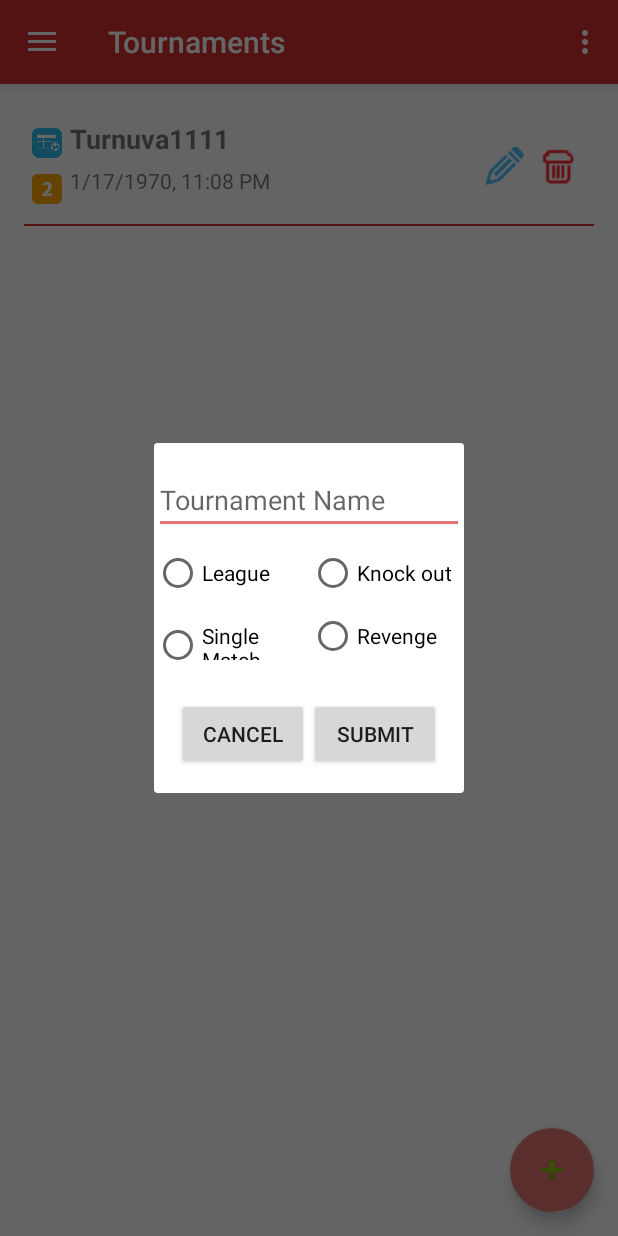
After one commit to kaloglu/TournamentsApp, an Android app: the fragment TournamentEdit placed in its activity, on a phone screen of 412 x 824 dp. The commit adds this screen. Run offline under Robolectric (Android 15) with nearby library versions, the phone set to English and light mode, and no system bars.

Commit message:
[DialogFragments] Implemented base dialog fragment as known BaseEdit. Fixed some typo.

```diff
--- a/app/src/main/java/com/kaloglu/tournaments/fragments/BaseFragment.java
+++ b/app/src/main/java/com/kaloglu/tournaments/fragments/BaseFragment.java
@@ -17,12 +17,13 @@ import com.kaloglu.tournaments.R;
  */
 public abstract class BaseFragment extends Fragment {
     private Context context;
-    private int resourceID;
+    private int layoutResourceID;
     private View rootView;
-    private boolean showFlyerButton=false;
+    private boolean showFlierButton = false;
     protected long tournamentId;
+    public FloatingActionButton flierButton;
 
-    protected abstract int setResourceID();
+    protected abstract int setLayoutResourceID();
 
     protected abstract void initializeScreen();
 
@@ -40,20 +41,25 @@ public abstract class BaseFragment extends Fragment {
 
     @Override
     public void onCreate(@Nullable Bundle savedInstanceState) {
-        resourceID = setResourceID();
+        layoutResourceID = setLayoutResourceID();
 
-         FloatingActionButton flyerButton = (FloatingActionButton) getActivity().findViewById(R.id.fab);
-        if (showFlyerButton)
-            flyerButton.setVisibility(View.VISIBLE);
-        else
-            flyerButton.setVisibility(View.GONE);
+        initFlyerButton();
 
         super.onCreate(savedInstanceState);
     }
 
+    public void initFlyerButton() {
+        flierButton = (FloatingActionButton) getActivity().findViewById(R.id.fab);
+        if (showFlierButton)
+            flierButton.setVisibility(View.VISIBLE);
+        else
+            flierButton.setVisibility(View.GONE);
+
+    }
+
     @Override
     public final View onCreateView(LayoutInflater inflater, ViewGroup container, Bundle savedInstanceState) {
-        View rootView = inflater.inflate(resourceID, container, false);
+        View rootView = inflater.inflate(layoutResourceID, container, false);
         context = rootView.getContext();
         this.rootView = rootView;
         onFragmentCreateView();
@@ -84,8 +90,8 @@ public abstract class BaseFragment extends Fragment {
         return rootView;
     }
 
-    public void setShowFlyerButton(boolean showFlyerButton) {
-        this.showFlyerButton = showFlyerButton;
+    public void setShowFlierButton(boolean showFlierButton) {
+        this.showFlierButton = showFlierButton;
     }
 
     public void setTournamentId(long tournamentId) {
@@ -95,4 +101,9 @@ public abstract class BaseFragment extends Fragment {
     public long getTournamentId() {
         return tournamentId;
     }
+
+    @Override
+    public Context getContext() {
+        return context;
+    }
 }
--- a/app/src/main/java/com/kaloglu/tournaments/fragments/CardsFragment.java
+++ b/app/src/main/java/com/kaloglu/tournaments/fragments/CardsFragment.java
@@ -22,12 +22,12 @@
 //    private Cards cards;
 //
 //    public CardsFragment() {
-//        super.setShowFlyerButton(true);
+//        super.setShowFlierButton(true);
 //
 //    }
 //
 //    @Override
-//    protected int setResourceID() {
+//    protected int setLayoutResourceID() {
 //        return R.layout.fragment_cards;
 //    }
 //
--- a/app/src/main/java/com/kaloglu/tournaments/fragments/PlayersFragment.java
+++ b/app/src/main/java/com/kaloglu/tournaments/fragments/PlayersFragment.java
@@ -12,7 +12,6 @@ import com.kaloglu.tournaments.R;
 import com.kaloglu.tournaments.adapters.PlayersAdapter;
 import com.kaloglu.tournaments.databases.tables.Players;
 import com.kaloglu.tournaments.models.PlayerModel;
-import com.kaloglu.tournaments.models.TournamentModel;
 
 import java.util.ArrayList;
 
@@ -24,11 +23,11 @@ public class PlayersFragment extends BaseFragment {
     private Players players;
 
     public PlayersFragment() {
-        super.setShowFlyerButton(true);
+        super.setShowFlierButton(true);
     }
 
     @Override
-    protected int setResourceID() {
+    protected int setLayoutResourceID() {
         return R.layout.fragment_players;
     }
 
--- a/app/src/main/java/com/kaloglu/tournaments/fragments/StatsFragment.java
+++ b/app/src/main/java/com/kaloglu/tournaments/fragments/StatsFragment.java
@@ -23,11 +23,11 @@
 //    private Stats stats;
 //
 //    public StatsFragment() {
-//        super.setShowFlyerButton(true);
+//        super.setShowFlierButton(true);
 //    }
 //
 //    @Override
-//    protected int setResourceID() {
+//    protected int setLayoutResourceID() {
 //        return R.layout.fragment_players;
 //    }
 //
--- a/app/src/main/java/com/kaloglu/tournaments/fragments/TeamsFragment.java
+++ b/app/src/main/java/com/kaloglu/tournaments/fragments/TeamsFragment.java
@@ -23,11 +23,11 @@ public class TeamsFragment extends BaseFragment {
     private Teams teams;
 
     public TeamsFragment() {
-        super.setShowFlyerButton(true);
+        super.setShowFlierButton(true);
     }
 
     @Override
-    protected int setResourceID() {
+    protected int setLayoutResourceID() {
         return R.layout.fragment_teams;
     }
 
--- a/app/src/main/java/com/kaloglu/tournaments/fragments/TournamentsFragment.java
+++ b/app/src/main/java/com/kaloglu/tournaments/fragments/TournamentsFragment.java
@@ -1,18 +1,17 @@
 package com.kaloglu.tournaments.fragments;
 
 
-import android.content.Intent;
 import android.os.Bundle;
 import android.support.v4.app.Fragment;
 import android.support.v7.widget.LinearLayoutManager;
 import android.support.v7.widget.RecyclerView;
 import android.view.View;
-import android.widget.AdapterView;
 
 import com.google.gson.reflect.TypeToken;
 import com.kaloglu.tournaments.R;
 import com.kaloglu.tournaments.adapters.TournamentsAdapter;
 import com.kaloglu.tournaments.databases.tables.Tournaments;
+import com.kaloglu.tournaments.fragments.edit.TournamentEdit;
 import com.kaloglu.tournaments.models.TournamentModel;
 
 import java.util.ArrayList;
@@ -23,12 +22,12 @@ import java.util.ArrayList;
 public class TournamentsFragment extends BaseFragment {
 
     public TournamentsFragment() {
-        super.setShowFlyerButton(true);
+        super.setShowFlierButton(true);
 
     }
 
     @Override
-    protected int setResourceID() {
+    protected int setLayoutResourceID() {
         return R.layout.fragment_tournaments;
     }
 
@@ -43,6 +42,19 @@ public class TournamentsFragment extends BaseFragment {
         }
         recyclerView.setLayoutManager(new LinearLayoutManager(getContext()));
 //        Log.d("sqlitedaoquery",jsonArray.toString());
+    }
+
+    @Override
+    public void initFlyerButton() {
+        super.initFlyerButton();
+
+        flierButton.setOnClickListener(new View.OnClickListener() {
+            @Override
+            public void onClick(View v) {
+                TournamentEdit tournamentEdit = new TournamentEdit();
+                tournamentEdit.show(getFragmentManager(), "TournamentEdit");
+            }
+        });
     }
 
     @Override
--- /dev/null
+++ b/app/src/main/java/com/kaloglu/tournaments/fragments/edit/BaseEdit.java
@@ -0,0 +1,89 @@
+package com.kaloglu.tournaments.fragments.edit;
+
+
+import android.os.Bundle;
+import android.support.v4.app.DialogFragment;
+import android.view.LayoutInflater;
+import android.view.View;
+import android.view.ViewGroup;
+import android.widget.Button;
+import android.widget.RadioButton;
+import android.widget.RadioGroup;
+
+/**
+ * A simple {@link DialogFragment} subclass.
+ */
+public abstract class BaseEdit extends DialogFragment implements View.OnClickListener {
+
+    private int layoutResourceID, titleResourceID;
+    private static int submitResourceId;
+    private static int cancelResourceId;
+
+    protected abstract int setLayoutResourceID();
+
+    protected abstract int setTitleResourceID();
+
+    protected abstract int setSubmitResourceID();
+
+    protected abstract int setCancelResourceID();
+
+    protected abstract void initializeScreen(View view);
+
+    protected abstract void initializeTabBar();
+
+    protected abstract void clickSubmitButton();
+
+    protected void clickCancelButton() {
+        this.dismiss();
+    }
+
+    public BaseEdit() {
+        layoutResourceID = setLayoutResourceID();
+        titleResourceID = setTitleResourceID();
+        submitResourceId = setSubmitResourceID();
+        cancelResourceId = setCancelResourceID();
+    }
+
+    @Override
+    public View onCreateView(LayoutInflater inflater, ViewGroup container, Bundle savedInstanceState) {
+
+        View view = inflater.inflate(layoutResourceID, container, false);
+        getDialog().setTitle(titleResourceID);
+
+        Button submit = (Button) view.findViewById(submitResourceId);
+        Button cancel = (Button) view.findViewById(cancelResourceId);
+
+        submit.setOnClickListener(this);
+        cancel.setOnClickListener(this);
+
+        onFragmentCreateView(view);
+        return view;
+    }
+
+    private void onFragmentCreateView(View view) {
+
+        initializeScreen(view);
+        initializeTabBar();
+    }
+
+    @Override
+    public void onClick(View v) {
+
+        if (v.getId() == submitResourceId)
+            clickSubmitButton();
+        if (v.getId() == cancelResourceId)
+            clickCancelButton();
+    }
+
+    /**
+     * Note: That is for just checking correct one. If the checkone is @checkResourceId return true otherwise return always false;
+     *
+     * @param radioGroup
+     * @param checkResourceId
+     * @return
+     */
+    public boolean getRadiosBoolean(RadioGroup radioGroup, int checkResourceId) {
+        RadioButton choosen = (RadioButton) radioGroup.findViewById(radioGroup.getCheckedRadioButtonId());
+        return ((choosen != null) && choosen.getText().equals(getResources().getString(checkResourceId)));
+    }
+}
--- /dev/null
+++ b/app/src/main/java/com/kaloglu/tournaments/fragments/edit/TournamentEdit.java
@@ -0,0 +1,70 @@
+package com.kaloglu.tournaments.fragments.edit;
+
+
+import android.support.v4.app.DialogFragment;
+import android.view.View;
+import android.widget.EditText;
+import android.widget.RadioGroup;
+
+import com.kaloglu.tournaments.R;
+import com.kaloglu.tournaments.databases.tables.Tournaments;
+import com.kaloglu.tournaments.models.TournamentModel;
+
+/**
+ * A simple {@link DialogFragment} subclass.
+ */
+public class TournamentEdit extends BaseEdit {
+
+    private EditText editName;
+    private RadioGroup isLeagueRadios, hasRevengeRadios;
+
+    public TournamentEdit() {
+        // Required empty public constructor
+    }
+
+    @Override
+    protected int setLayoutResourceID() {
+        return R.layout.row_tournament_edit;
+    }
+
+    @Override
+    protected int setTitleResourceID() {
+        return R.string.tournamentEdit_title;
+    }
+
+    @Override
+    protected int setSubmitResourceID() {
+        return R.id.tournamentEdit_button_submit;
+    }
+
+    @Override
+    protected int setCancelResourceID() {
+        return R.id.tournamentEdit_button_cancel;
+    }
+
+    @Override
+    protected void initializeScreen(View view) {
+        editName = (EditText) view.findViewById(R.id.tournamentEdit_edit_name);
+        isLeagueRadios = (RadioGroup) view.findViewById(R.id.tournamentEdit_radioGroup_isLeague);
+        hasRevengeRadios = (RadioGroup) view.findViewById(R.id.tournamentEdit_radioGroup_hasRevenge);
+
+    }
+
+    @Override
+    protected void initializeTabBar() {
+
+    }
+
+    @Override
+    public void clickSubmitButton() {
+        TournamentModel tournamentModel = new TournamentModel();
+
+        tournamentModel.setName(editName.getText().toString());
+        tournamentModel.setLeague(getRadiosBoolean(isLeagueRadios, R.string.tournamentEdit_label_league));
+        tournamentModel.setHasRevenge(getRadiosBoolean(hasRevengeRadios, R.string.tournamentEdit_label_revenge));
+
+        Tournaments tournaments = Tournaments.getInstance(getContext());
+        tournaments.insert(tournamentModel);
+    }
+
+}
--- a/app/src/main/java/com/kaloglu/tournaments/models/BaseModel.java
+++ b/app/src/main/java/com/kaloglu/tournaments/models/BaseModel.java
@@ -3,5 +3,14 @@ package com.kaloglu.tournaments.models;
 /**
  * Created by kaloglu on 05/06/16.
  */
-public class BaseModel {
+public abstract class BaseModel {
+    public abstract String getSaveableString();
+
+    public long NullCheck(long longField, long ifNull) {
+        if (longField == 0 || longField == Long.MAX_VALUE)
+            return ifNull;
+        else
+            return longField;
+
+    }
 }
--- a/app/src/main/java/com/kaloglu/tournaments/models/TournamentModel.java
+++ b/app/src/main/java/com/kaloglu/tournaments/models/TournamentModel.java
@@ -1,17 +1,15 @@
 package com.kaloglu.tournaments.models;
-
-import android.database.Cursor;
 
 /**
  * Created by kaloglu on 23/05/16.
  */
 public class TournamentModel extends BaseModel {
 
-    private long tournamentId;
+    private long tournamentId = Long.MAX_VALUE;
     private String tournamentName;
     private boolean isLeague;
     private boolean hasRevenge;
-    private long createTS;
+    private long createTS = Long.MAX_VALUE;
 
     public TournamentModel() {
     }
@@ -57,4 +55,9 @@ public class TournamentModel extends BaseModel {
     }
 
 
+    @Override
+    public String getSaveableString() {
+        return "'" + NullCheck(tournamentId, 0) + "', '" + tournamentName + "', '" + isLeague + "', '" + hasRevenge + "', '" + NullCheck(createTS, System.currentTimeMillis()) + "'";
+    }
+
 }
--- /dev/null
+++ b/app/src/main/res/layout/row_tournament_edit.xml
@@ -0,0 +1,89 @@
+<LinearLayout xmlns:android="http://schemas.android.com/apk/res/android"
+    xmlns:tools="http://schemas.android.com/tools"
+    android:layout_width="match_parent"
+    android:layout_height="match_parent"
+    android:orientation="vertical"
+    tools:context=".fragments.edit.TournamentEdit">
+
+    <LinearLayout
+        android:layout_width="match_parent"
+        android:layout_height="wrap_content"
+        android:orientation="horizontal"
+        android:paddingBottom="10dp"
+        android:paddingTop="15dp">
+
+        <EditText
+            android:id="@+id/tournamentEdit_edit_name"
+            android:layout_width="0dp"
+            android:layout_height="wrap_content"
+            android:layout_weight="2"
+            android:hint="@string/tournamentEdit_label_name" />
+    </LinearLayout>
+
+    <RadioGroup
+        android:id="@+id/tournamentEdit_radioGroup_isLeague"
+        android:layout_width="match_parent"
+        android:layout_height="wrap_content"
+        android:orientation="horizontal"
+        android:paddingBottom="10dp">
+
+        <RadioButton
+            android:id="@+id/tournamentEdit_radio_league"
+            android:layout_width="0dp"
+            android:layout_height="wrap_content"
+            android:layout_weight="1"
+            android:text="@string/tournamentEdit_label_league" />
+
+        <RadioButton
+            android:id="@+id/tournamentEdit_radio_knockOut"
+            android:layout_width="0dp"
+            android:layout_height="wrap_content"
+            android:layout_weight="1"
+            android:text="@string/tournamentEdit_label_knockOut" />
+
+    </RadioGroup>
+
+    <RadioGroup
+        android:id="@+id/tournamentEdit_radioGroup_hasRevenge"
+        android:layout_width="match_parent"
+        android:layout_height="wrap_content"
+        android:orientation="horizontal"
+        android:paddingBottom="10dp">
+
+        <RadioButton
+            android:id="@+id/tournamentEdit_radio_singleMatch"
+            android:layout_width="0dp"
+            android:layout_height="wrap_content"
+            android:layout_weight="1"
+            android:text="@string/tournamentEdit_label_singleMatch" />
+
+        <RadioButton
+            android:id="@+id/tournamentEdit_radio_revenge"
+            android:layout_width="0dp"
+            android:layout_height="wrap_content"
+            android:layout_weight="1"
+            android:text="@string/tournamentEdit_label_revenge" />
+
+    </RadioGroup>
+
+    <LinearLayout
+        android:layout_width="match_parent"
+        android:layout_height="wrap_content"
+        android:padding="15dp">
+
+        <Button
+            android:id="@+id/tournamentEdit_button_cancel"
+            android:layout_width="0dp"
+            android:layout_height="wrap_content"
+            android:layout_weight="1"
+            android:text="@string/tournamentEdit_button_label_cancel" />
+
+        <Button
+            android:id="@+id/tournamentEdit_button_submit"
+            android:layout_width="0dp"
+            android:layout_height="wrap_content"
+            android:layout_weight="1"
+            android:text="@string/tournamentEdit_button_label_submit" />
+
+    </LinearLayout>
+</LinearLayout>
--- a/app/src/main/res/values/dimens.xml
+++ b/app/src/main/res/values/dimens.xml
@@ -7,4 +7,5 @@
     <dimen name="activity_vertical_margin">16dp</dimen>
     <dimen name="fab_margin">16dp</dimen>
     <dimen name="text_margin">16dp</dimen>
+    <dimen name="dialogFragment_title_size">24sp</dimen>
 </resources>
--- a/app/src/main/res/values/strings.xml
+++ b/app/src/main/res/values/strings.xml
@@ -8,4 +8,12 @@
 
     <!-- TODO: Remove or change this placeholder text -->
     <string name="hello_blank_fragment">Hello blank fragment</string>
+    <string name="tournamentEdit_label_name">Tournament Name</string>
+    <string name="tournamentEdit_label_league">League</string>
+    <string name="tournamentEdit_label_knockOut">Knock out</string>
+    <string name="tournamentEdit_label_singleMatch">Single Match</string>
+    <string name="tournamentEdit_label_revenge">Revenge</string>
+    <string name="tournamentEdit_button_label_submit">Submit</string>
+    <string name="tournamentEdit_button_label_cancel">Cancel</string>
+    <string name="tournamentEdit_title">Tournament Edit Screen</string>
 </resources>
```
Also changed, not shown: app/src/main/java/com/kaloglu/tournaments/databases/dao/SqliteDAO.java (+8 -7 lines), app/src/main/java/com/kaloglu/tournaments/fragments/FixturesFragment.java (+8 -8 lines), app/src/main/java/com/kaloglu/tournaments/fragments/ScoreTableFragment.java (+4 -3 lines).
